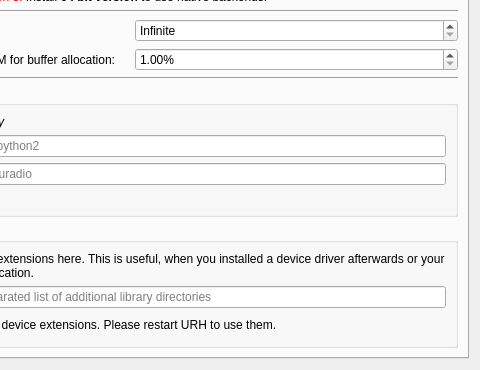
The window that ui/options.ui (jopohl/urh) describes before a commit, drawn with Qt 5; both pictures show x 216 to 696 and y 283 to 653 of the 696 by 653 pixel window.
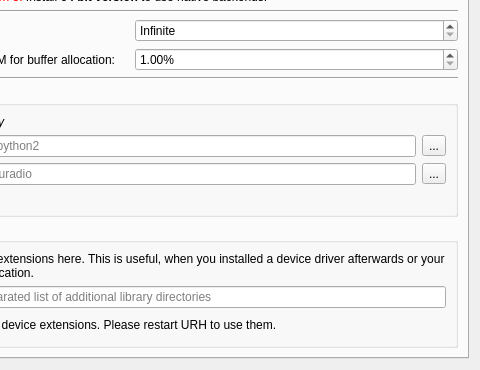
The same window after the commit. The open tabs and pages were chosen to show the change. Icons and pictures are not drawn. Custom widgets are drawn as their Qt base class.

Commit message: add filechooser dialog for gr directory and python2 interpreter

```diff
--- a/ui/options.ui
+++ b/ui/options.ui
@@ -546,6 +546,20 @@
             </property>
            </widget>
           </item>
+          <item row="1" column="2">
+           <widget class="QToolButton" name="btnChoosePython2Interpreter">
+            <property name="text">
+             <string>...</string>
+            </property>
+           </widget>
+          </item>
+          <item row="2" column="2">
+           <widget class="QToolButton" name="btnChooseGnuRadioDirectory">
+            <property name="text">
+             <string>...</string>
+            </property>
+           </widget>
+          </item>
          </layout>
         </widget>
        </item>
```
Left out of the diff: 4 changed lines with no effect on the pictures. The commit also changes 3 other files.
